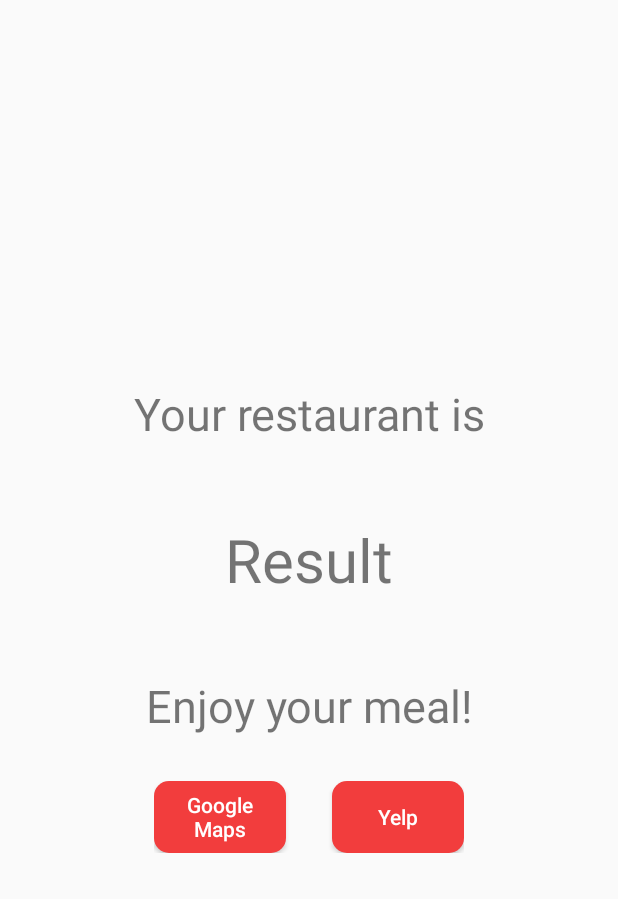
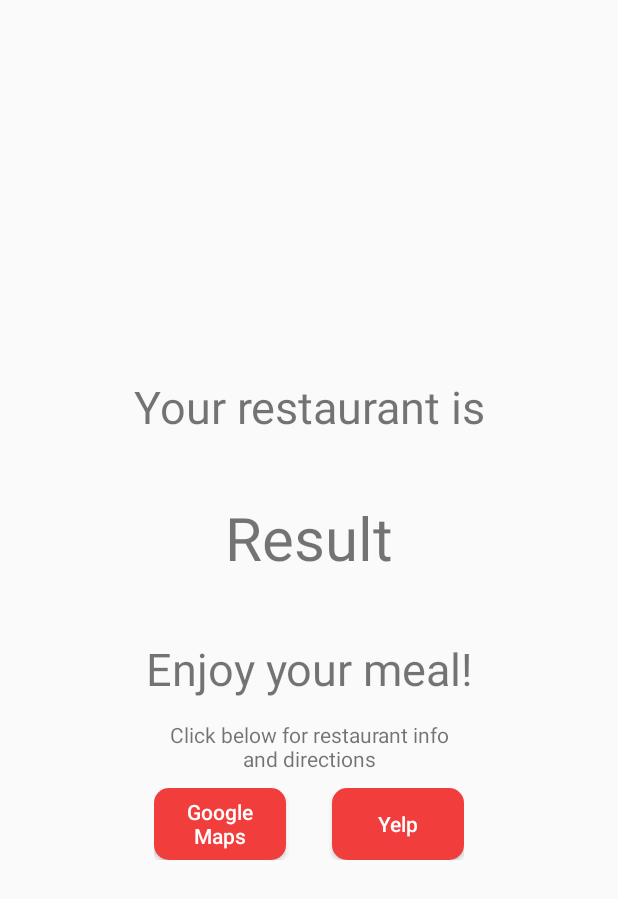
Before and after one commit to jpachev/cs356-pickaplace, an Android app: the layout final_result.xml on its own in the app's theme, with its tools: preview values and no code run, on a phone screen of 412 x 824 dp. Shown: the top 899 px of the screen. Run offline under Robolectric (Android 15) with nearby library versions, the phone set to English and light mode, and no system bars.

Commit message:
more formatting

```diff
--- a/PickAPlace/app/src/main/res/layout/final_result.xml
+++ b/PickAPlace/app/src/main/res/layout/final_result.xml
@@ -23,8 +23,8 @@
         android:textSize="40sp"
         android:paddingLeft="50dp"
         android:paddingRight="50dp"
-        android:layout_marginTop="50dp"
-        android:layout_marginBottom="50dp"
+        android:layout_marginTop="40dp"
+        android:layout_marginBottom="40dp"
         android:text="Result" />
 
     <TextView
@@ -37,12 +37,23 @@
         android:paddingRight="50dp"
         android:text="Enjoy your meal!" />
 
+    <TextView
+        android:layout_height="wrap_content"
+        android:layout_width="wrap_content"
+        android:layout_gravity="center"
+        android:textAlignment="center"
+        android:textSize="14sp"
+        android:layout_marginTop="14dp"
+        android:paddingLeft="50dp"
+        android:paddingRight="50dp"
+        android:text="Click below for restaurant info\nand directions" />
+
     <LinearLayout
         android:layout_width="wrap_content"
         android:layout_height="wrap_content"
         android:orientation="horizontal"
         android:layout_gravity="center"
-        android:layout_marginTop="30dp"
+        android:layout_marginTop="10dp"
         android:gravity="center">
         <Button
             android:id="@+id/final_button"
--- a/PickAPlace/app/src/main/res/layout/round_step.xml
+++ b/PickAPlace/app/src/main/res/layout/round_step.xml
@@ -9,9 +9,9 @@
         android:layout_height="wrap_content"
         android:layout_width="wrap_content"
         android:text="Option 1"
-        android:textSize="50dp"
-        android:paddingLeft="50dp"
-        android:paddingRight="50dp"
+        android:textSize="40dp"
+        android:paddingLeft="40dp"
+        android:paddingRight="40dp"
         android:layout_gravity="center"
         android:textAlignment="center"/>
     <LinearLayout
--- a/PickAPlace/app/src/main/res/layout/round_title.xml
+++ b/PickAPlace/app/src/main/res/layout/round_title.xml
@@ -18,6 +18,8 @@
         android:layout_marginTop="30dp"
         android:layout_gravity="center"
         android:textAlignment="center"
+        android:paddingLeft="50dp"
+        android:paddingRight="50dp"
         android:textSize="40sp"
         android:text="Rate each type of cuisine" />
     <TextView
```
